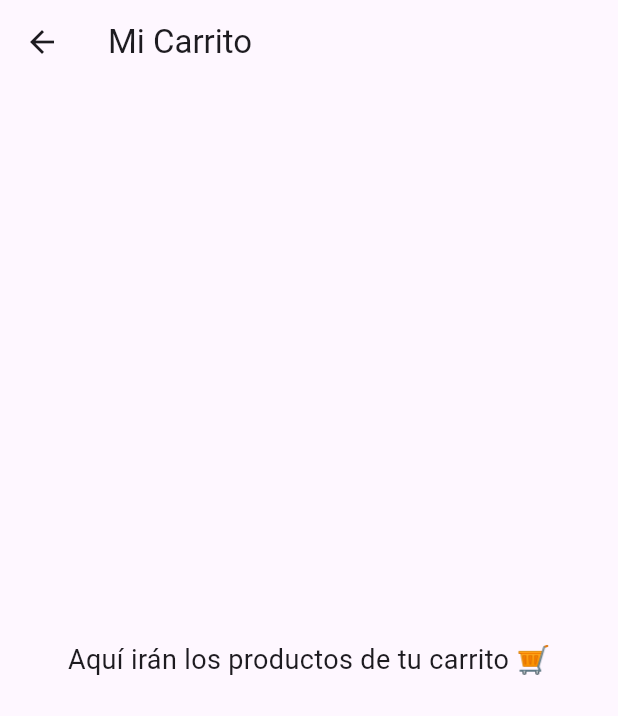
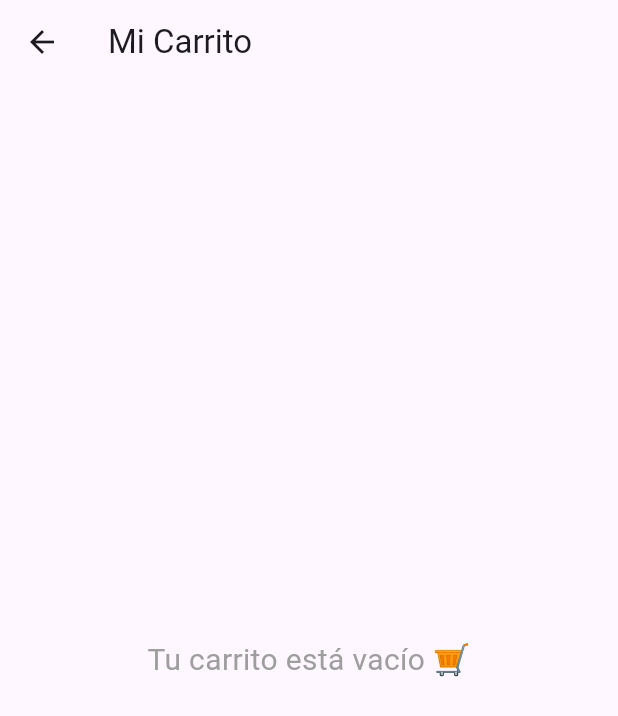
Before and after one commit to itzisorcorer/flutter_lechuzo_integradora, a Flutter app: the CartScreen screen opened directly, on a phone screen of 412 x 824 dp. Shown: the top 716 px of the screen. Run offline on Flutter 3.47's test engine with Material 3 defaults, Android fonts, the light colour scheme and no system bars; our stand-ins replace cached_network_image, image_picker.

Commit message:
antes de hacer funcional el carrito

```diff
--- /dev/null
+++ b/lib/Modelos/CartItemModel.dart
@@ -0,0 +1,12 @@
+// lib/Modelos/CartItemModel.dart
+import 'package:flutter_lechuzo_integradora/Modelos/ProductoModel.dart';
+
+class CartItemModel {
+  final ProductoModel producto;
+  int cantidad; // La cantidad sí puede cambiar
+
+  CartItemModel({
+    required this.producto,
+    this.cantidad = 1, // Por defecto, se añade 1
+  });
+}
--- a/lib/screens/cart_screen.dart
+++ b/lib/screens/cart_screen.dart
@@ -1,19 +1,132 @@
 // lib/screens/cart_screen.dart
 import 'package:flutter/material.dart';
+import 'package:flutter_lechuzo_integradora/services/cart_service.dart';
+import 'package:provider/provider.dart';
 
 class CartScreen extends StatelessWidget {
   const CartScreen({super.key});
 
   @override
   Widget build(BuildContext context) {
+
+    final cart = context.watch<CartService>();
+
     return Scaffold(
       appBar: AppBar(
         title: const Text('Mi Carrito'),
+        actions: [
+          if (cart.items.isNotEmpty)
+            IconButton(
+              icon: const Icon(Icons.delete_sweep),
+              onPressed: () {
+                // TODO: Poner un diálogo de confirmación aquí
+                cart.vaciarCarrito();
+              },
+            )
+        ],
       ),
-      body: const Center(
+      body:
+      // Si el carrito está vacío, muestra un mensaje
+      cart.items.isEmpty
+          ? const Center(
         child: Text(
-          'Aquí irán los productos de tu carrito 🛒',
-          style: TextStyle(fontSize: 18),
+          'Tu carrito está vacío 🛒',
+          style: TextStyle(fontSize: 20, color: Colors.grey),
+        ),
+      )
+      //muestra la lista de items
+          : ListView.builder(
+        itemCount: cart.items.length,
+        itemBuilder: (context, index) {
+          final item = cart.items[index];
+          return Card(
+            margin: const EdgeInsets.symmetric(horizontal: 16, vertical: 8),
+            child: ListTile(
+              leading: CircleAvatar(
+                // Mostramos el precio total de este item
+                child: FittedBox(
+                  child: Padding(
+                    padding: const EdgeInsets.all(4.0),
+                    child: Text('\$${(item.producto.precio * item.cantidad).toStringAsFixed(0)}'),
+                  ),
+                ),
+              ),
+              title: Text(item.producto.nombre),
+              subtitle: Text('Precio: \$${item.producto.precio.toStringAsFixed(2)}'),
+
+              // --- Control de Cantidad ---
+              trailing: Row(
+                mainAxisSize: MainAxisSize.min,
+                children: [
+                  IconButton(
+                    icon: const Icon(Icons.remove, color: Colors.red),
+                    onPressed: () {
+                      cart.decrementarCantidad(item);
+                    },
+                  ),
+                  Text(item.cantidad.toString(), style: const TextStyle(fontSize: 18)),
+                  IconButton(
+                    icon: const Icon(Icons.add, color: Colors.green),
+                    onPressed: () {
+                      cart.incrementarCantidad(item);
+                    },
+                  ),
+                ],
+              ),
+            ),
+          );
+        },
+      ),
+
+      // --- El Total y Botón de Pagar ---
+      bottomNavigationBar: cart.items.isEmpty
+          ? null // No mostramos nada si el carrito está vacío
+          : Container(
+        padding: const EdgeInsets.all(16.0),
+        decoration: BoxDecoration(
+          color: Colors.white,
+          boxShadow: [
+            BoxShadow(
+              color: Colors.black.withOpacity(0.1),
+              blurRadius: 10,
+              offset: const Offset(0, -5),
+            ),
+          ],
+        ),
+        child: Column(
+          mainAxisSize: MainAxisSize.min,
+          crossAxisAlignment: CrossAxisAlignment.stretch,
+          children: [
+            // --- El Total ---
+            Row(
+              mainAxisAlignment: MainAxisAlignment.spaceBetween,
+              children: [
+                const Text(
+                  'Total:',
+                  style: TextStyle(fontSize: 20, fontWeight: FontWeight.bold),
+                ),
+                Text(
+                  '\$${cart.total.toStringAsFixed(2)}',
+                  style: const TextStyle(fontSize: 20, fontWeight: FontWeight.bold, color: Colors.green),
+                ),
+              ],
+            ),
+            const SizedBox(height: 16),
+
+            // --- Botón de Pagar ---
+            ElevatedButton(
+              onPressed: () {
+                // TODO: La "chamba" de mañana: El Checkout
+                print('Iniciando proceso de pago...');
+              },
+              style: ElevatedButton.styleFrom(
+                padding: const EdgeInsets.symmetric(vertical: 16),
+                backgroundColor: Colors.blue,
+                foregroundColor: Colors.white,
+              ),
+              child: const Text('Proceder al Pago', style: TextStyle(fontSize: 18)),
+            ),
+          ],
         ),
       ),
     );
--- a/pubspec.yaml
+++ b/pubspec.yaml
@@ -32,6 +32,8 @@ dependencies:
     sdk: flutter
   http: ^1.2.1
   image_picker: ^1.0.8
+  cached_network_image: ^3.3.1
+  provider: ^6.1.2
 
   # The following adds the Cupertino Icons font to your application.
   # Use with the CupertinoIcons class for iOS style icons.
```
Also changed, not shown: lib/main.dart (+10 -3 lines), lib/screens/editar_producto_screen.dart (+6 -11 lines), lib/screens/home_screen.dart (+16 -2 lines), lib/screens/producto_detalle_screen.dart (added, +138 -0 lines), lib/services/cart_service.dart (added, +66 -0 lines), pubspec.lock.
